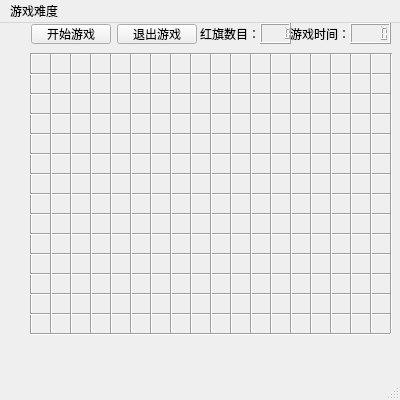
Qt form mainwindow.ui (just-zb/MineSweeper) before a commit.
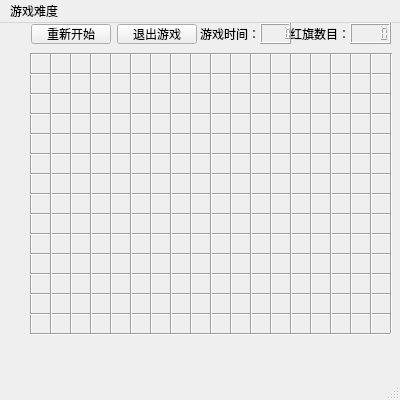
The same form after that commit.

Patch:
```diff
--- a/mainwindow.ui
+++ b/mainwindow.ui
@@ -478,8 +478,11 @@
       <height>20</height>
      </rect>
     </property>
+    <property name="styleSheet">
+     <string notr="true">font: 9pt &quot;.PingFang SC0&quot;;</string>
+    </property>
     <property name="text">
-     <string>开始游戏</string>
+     <string>重新开始</string>
     </property>
    </widget>
    <widget class="QLabel" name="label_2">
@@ -491,8 +494,11 @@
       <height>21</height>
      </rect>
     </property>
+    <property name="styleSheet">
+     <string notr="true">font: 9pt &quot;.PingFang SC0&quot;;</string>
+    </property>
     <property name="text">
-     <string>游戏时间：</string>
+     <string>红旗数目：</string>
     </property>
    </widget>
    <widget class="QLabel" name="label_3">
@@ -504,8 +510,11 @@
       <height>21</height>
      </rect>
     </property>
+    <property name="styleSheet">
+     <string notr="true">font: 9pt &quot;.PingFang SC0&quot;;</string>
+    </property>
     <property name="text">
-     <string>红旗数目：</string>
+     <string>游戏时间：</string>
     </property>
    </widget>
    <widget class="QPushButton" name="pushButton_2">
```
Left out of the diff: 3 changed lines with no effect on the pictures.
